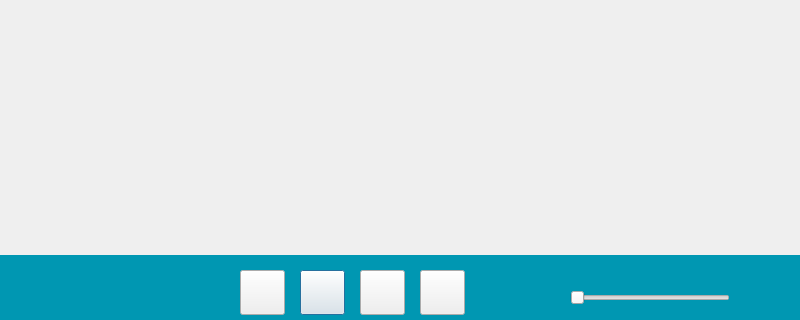
Above: InterfaceEleve/interfaceaudio.ui from Sam-Depardieu/Labo-de-langue before the change; both pictures show x 0 to 800 and y 160 to 480 of the 800 by 480 pixel window. Below: the same form after it.
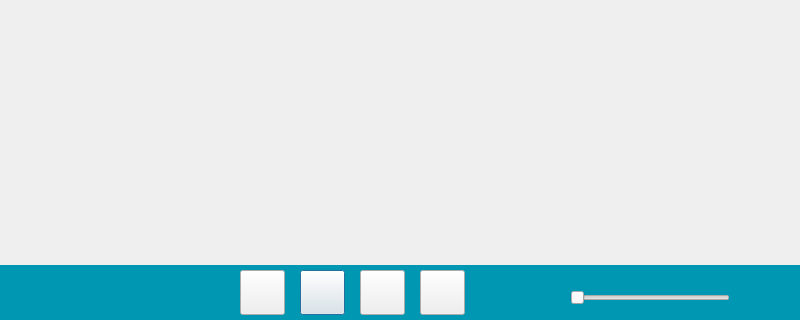
That is the form after the change.

```diff
--- a/InterfaceEleve/interfaceaudio.ui
+++ b/InterfaceEleve/interfaceaudio.ui
@@ -84,7 +84,7 @@
      <x>9</x>
      <y>30</y>
      <width>781</width>
-     <height>381</height>
+     <height>391</height>
     </rect>
    </property>
    <layout class="QHBoxLayout" name="horizontalLayout"/>
@@ -106,9 +106,9 @@
    <property name="geometry">
     <rect>
      <x>-10</x>
-     <y>415</y>
+     <y>425</y>
      <width>831</width>
-     <height>71</height>
+     <height>61</height>
     </rect>
    </property>
    <property name="styleSheet">
```
